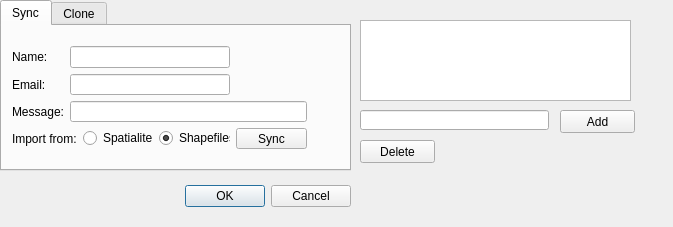
The window that geogig_module_dialog_base.ui (roscoeZA/GeoGigSync) describes before a commit, drawn with Qt 5.
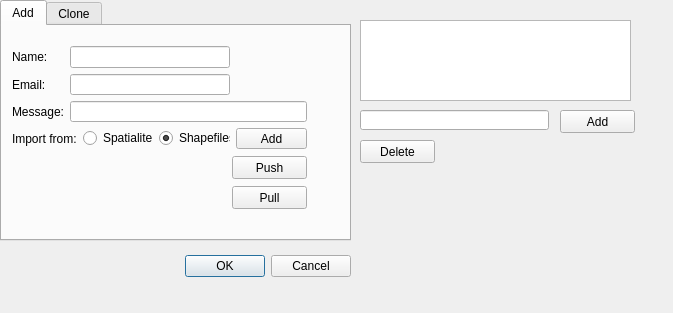
The same window after the commit. The open tabs and pages were chosen to show the change.

Commit message: Seperating Push from import_add_commit function and adding pull function

```diff
--- a/geogig_module_dialog_base.ui
+++ b/geogig_module_dialog_base.ui
@@ -7,7 +7,7 @@
     <x>0</x>
     <y>0</y>
     <width>673</width>
-    <height>227</height>
+    <height>313</height>
    </rect>
   </property>
   <property name="windowTitle">
@@ -17,7 +17,7 @@
    <property name="geometry">
     <rect>
      <x>10</x>
-     <y>180</y>
+     <y>250</y>
      <width>341</width>
      <height>32</height>
     </rect>
@@ -35,7 +35,7 @@
      <x>0</x>
      <y>0</y>
      <width>351</width>
-     <height>171</height>
+     <height>241</height>
     </rect>
    </property>
    <property name="currentIndex">
@@ -43,7 +43,7 @@
    </property>
    <widget class="QWidget" name="tab">
     <attribute name="title">
-     <string>Sync</string>
+     <string>Add</string>
     </attribute>
     <widget class="QWidget" name="layoutWidget">
      <property name="geometry">
@@ -112,12 +112,38 @@
       <item row="3" column="4">
        <widget class="QPushButton" name="btnSync">
         <property name="text">
-         <string>Sync</string>
+         <string>Add</string>
         </property>
        </widget>
       </item>
      </layout>
     </widget>
+    <widget class="QPushButton" name="btnPush">
+     <property name="geometry">
+      <rect>
+       <x>230</x>
+       <y>130</y>
+       <width>75</width>
+       <height>23</height>
+      </rect>
+     </property>
+     <property name="text">
+      <string>Push</string>
+     </property>
+    </widget>
+    <widget class="QPushButton" name="pushButton_2">
+     <property name="geometry">
+      <rect>
+       <x>230</x>
+       <y>160</y>
+       <width>75</width>
+       <height>23</height>
+      </rect>
+     </property>
+     <property name="text">
+      <string>Pull</string>
+     </property>
+    </widget>
    </widget>
    <widget class="QWidget" name="tab_2">
     <attribute name="title">
```
Left out of the diff: 2 changed lines with no effect on the pictures. The commit also changes 27 other files.
